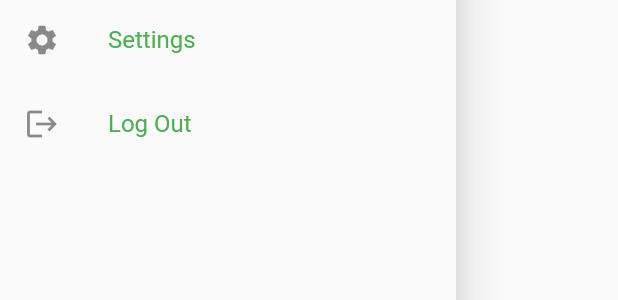
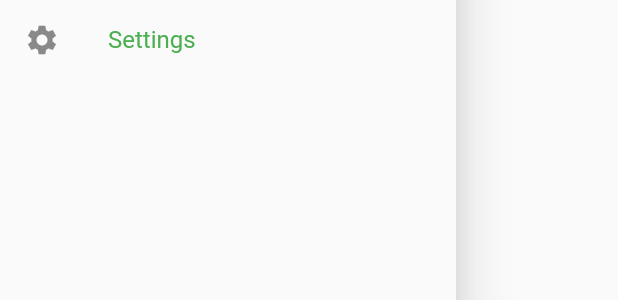
Before and after one commit to RahinAshraf/Mockingbirds, a Flutter app: the SideBar widget shown alone on an empty page, opened directly, on a phone screen of 412 x 824 dp. Shown: the part 743-1043 px from the top of the screen. Run offline on Flutter 3.47's test engine with Material 2 defaults, Android fonts, the phone set to English and light mode, and no system bars; our stand-ins replace cloud_firestore, dio, email_validator, extended_nested_scroll_view, firebase_auth, firebase_core and 9 more; missing offline and left inert: flutter_mapbox_navigation, mapbox_gl, mapbox_gl_platform_interface; accounts and stored records are empty; statements that could not run were skipped.

Commit message:
Remove log out option from sidebar

```diff
--- a/lib/sidebar.dart
+++ b/lib/sidebar.dart
@@ -52,11 +52,6 @@ class SideBar extends StatelessWidget {
             icon: Icons.settings,
             onClicked: () => _renderScreen(context, 5),
           ),
-          _buildSidebarItem(
-            text: 'Log Out',
-            icon: Icons.logout,
-            onClicked: () => FirebaseAuth.instance.signOut(),
-          ),
         ],
       ),
     );
```
